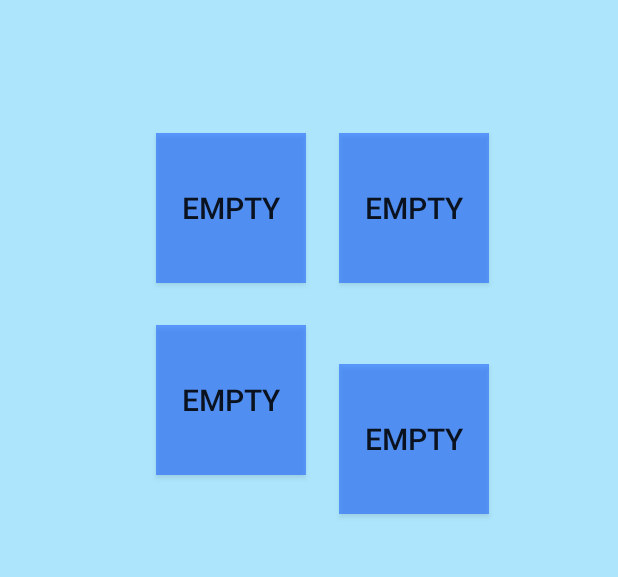
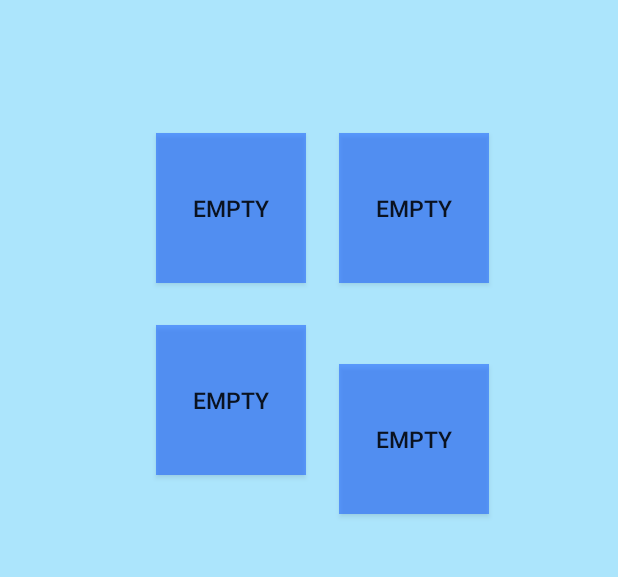
Before and after one commit to ITIN-SongScribe/SongScribeDemo2, an Android app: the Album screen opened directly, with no data from a screen before it, on a phone screen of 412 x 824 dp, the part 452-1029 px from its top. Run offline under Robolectric (Android 15) with nearby library versions, the phone set to English and light mode, and no system bars.

Commit message:
Smaller text on album buttons

```diff
--- a/app/src/main/res/layout/activity_album.xml
+++ b/app/src/main/res/layout/activity_album.xml
@@ -56,7 +56,7 @@
             android:layout_toLeftOf="@+id/button4"
             android:layout_toStartOf="@+id/button4"
             android:background="#7d064cff"
-            android:textSize="20dp" />
+            android:textSize="15sp" />
 
         <Button
             android:layout_width="100dp"
@@ -69,7 +69,7 @@
             android:layout_marginRight="30dp"
             android:layout_marginEnd="30dp"
             android:background="#7d064cff"
-            android:textSize="20dp" />
+            android:textSize="15sp" />
 
         <Button
             android:layout_width="100dp"
@@ -81,7 +81,7 @@
             android:layout_alignStart="@+id/button3"
             android:layout_marginTop="28dp"
             android:background="#7d064cff"
-            android:textSize="20dp" />
+            android:textSize="15sp" />
 
         <Button
             android:layout_width="100dp"
@@ -93,7 +93,7 @@
             android:layout_alignLeft="@+id/button4"
             android:layout_alignStart="@+id/button4"
             android:background="#7d064cff"
-            android:textSize="20dp" />
+            android:textSize="15sp" />
 
 
 
```
